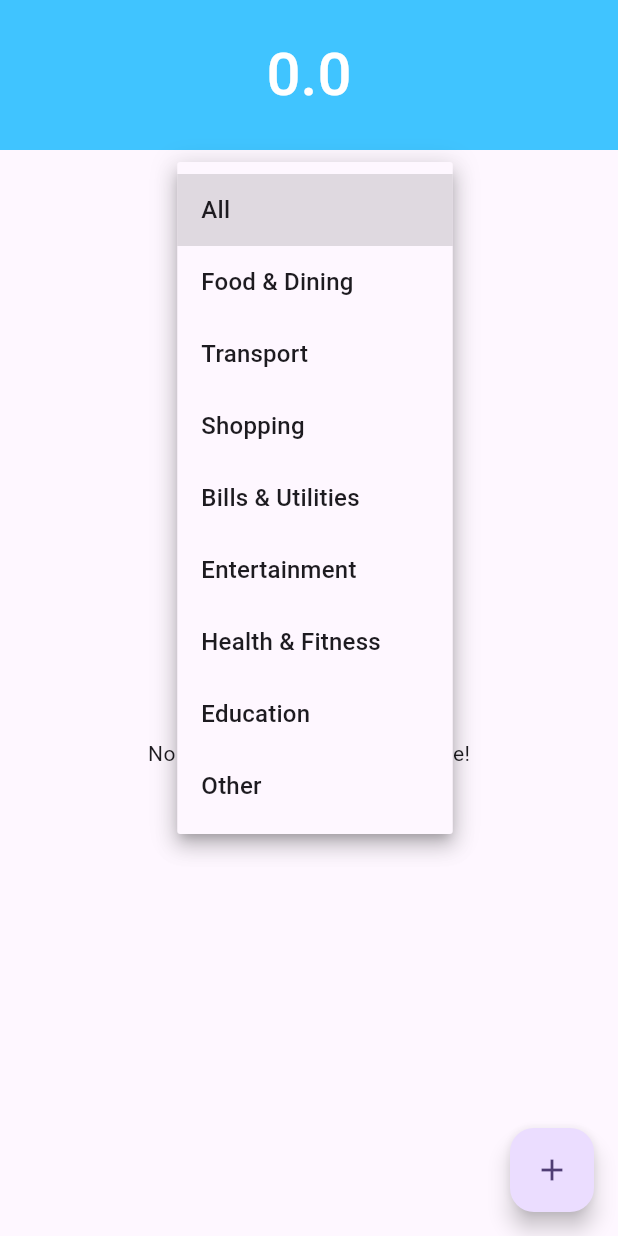
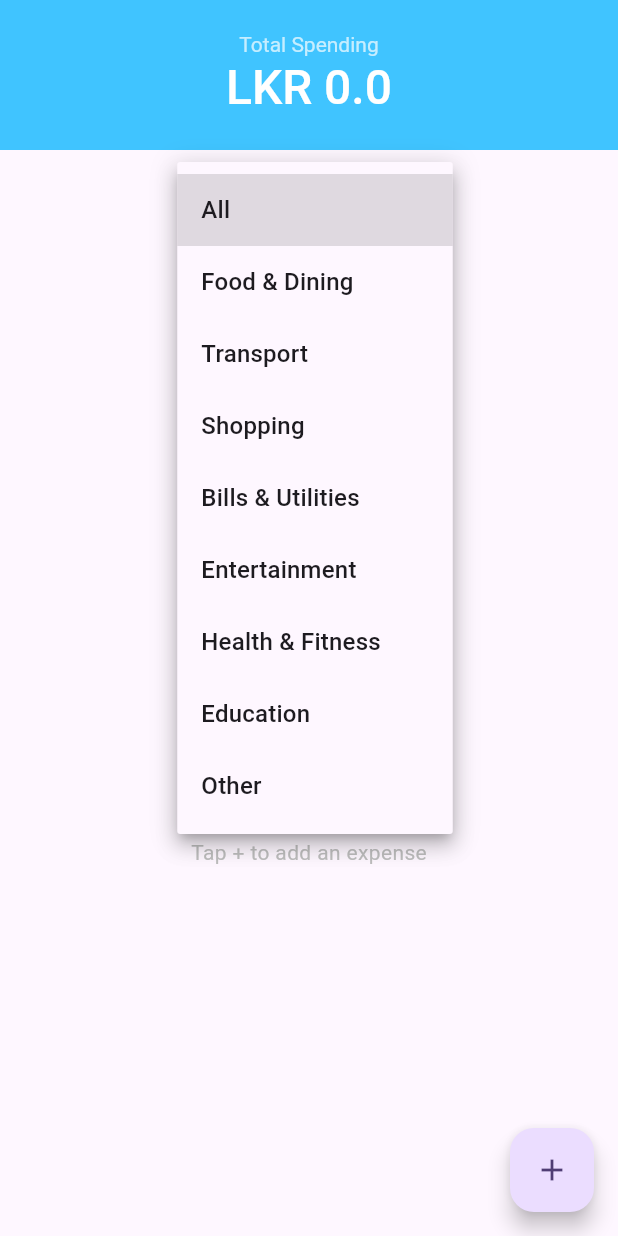
Before and after one commit to ATM-Codes/Personal-Finance-Tracker, a Flutter app: the screen it shows after launch, after a tap on "All", on a phone screen of 412 x 824 dp. Run offline on Flutter 3.47's test engine with Material 3 defaults, Android fonts, the phone set to English and light mode, and no system bars; our stand-ins replace sqflite; accounts and stored records are empty.

Commit message:
refactor: improved UI and clean up code

```diff
--- a/lib/screens/home_screen.dart
+++ b/lib/screens/home_screen.dart
@@ -1,12 +1,9 @@
-import 'dart:ffi';
-
 import 'package:flutter/material.dart';
 import 'package:personal_finance_tracker/models/category.dart';
 import 'package:personal_finance_tracker/services/database_helper.dart';
 import 'package:personal_finance_tracker/models/expense.dart';
 import 'package:personal_finance_tracker/screens/add_expense_screen.dart';
 import 'package:personal_finance_tracker/utils/date_formatter.dart';
-import 'dart:math';
 
 class HomeScreen extends StatefulWidget {
   const HomeScreen({super.key});
@@ -30,7 +27,7 @@ class _HomeScreenState extends State<HomeScreen> {
   List<Expense> _expenses = [];
   List<Category> _categories = [];
   double _totalSpending = 0.0;
-  int? _selectedCategoryId = null;
+  final int? _selectedCategoryId = null;
 
   @override
   void initState() {
@@ -69,17 +66,6 @@ class _HomeScreenState extends State<HomeScreen> {
   }
 
   void dropdownCallback(int? selectedValue) async {
-    setState(() {
-      _selectedCategoryId = selectedValue;
-      if (_selectedCategoryId != null) {
-        final selectedCategory = _categories.firstWhere(
-          (cat) => cat.id == _selectedCategoryId,
-          orElse: () => throw Exception("Category not found"),
-        );
-        //print("Selected Category: ${selectedCategory.name}");
-      }
-    });
-
     final filteredExpenses = await _getFilteredExpenses(selectedValue);
     final filteredTotal = await _getTotalOfExpenses(selectedValue);
 
@@ -100,18 +86,18 @@ class _HomeScreenState extends State<HomeScreen> {
 
   Future<double> _getTotalOfExpenses(int? id) async {
     double sum = 0.0;
-    var tempExpenses;
+    List<Expense> tempExpenses;
     if (id == null) {
       tempExpenses = await DatabaseHelper.instance.getAllExpenses();
       for (var expense in tempExpenses) {
         sum += expense.amount;
-        print(sum.toString());
+        //print(sum.toString());
       }
     } else {
       tempExpenses = await DatabaseHelper.instance.getAllExpensesByCategory(id);
       for (var expense in tempExpenses) {
         sum += expense.amount;
-        print(sum.toString());
+        //print(sum.toString());
       }
     }
     return sum;
@@ -122,13 +108,25 @@ class _HomeScreenState extends State<HomeScreen> {
     return Scaffold(
       appBar: AppBar(
         toolbarHeight: 100,
-        title: Text(
-          _totalSpending.toString(),
-          style: TextStyle(
-            fontSize: 40,
-            color: Colors.white,
-            fontWeight: FontWeight.w500,
-          ),
+        title: Column(
+          children: [
+            Text(
+              _selectedCategoryId == null ? "Total Spending" : 'Category Total',
+              style: TextStyle(
+                fontSize: 14,
+                color: Colors.white70,
+                fontWeight: FontWeight.w400,
+              ),
+            ),
+            Text(
+              "LKR ${_totalSpending.toString()}",
+              style: TextStyle(
+                fontSize: 32,
+                color: Colors.white,
+                fontWeight: FontWeight.w500,
+              ),
+            ),
+          ],
         ),
         centerTitle: true,
         backgroundColor: Colors.lightBlueAccent,
@@ -150,7 +148,7 @@ class _HomeScreenState extends State<HomeScreen> {
                         value: category.id,
                         child: Text(category.name),
                       );
-                    }).toList(),
+                    }),
                   ],
                   value: _selectedCategoryId,
                   onChanged: dropdownCallback,
@@ -161,7 +159,37 @@ class _HomeScreenState extends State<HomeScreen> {
           Expanded(
             child:
                 _expenses.isEmpty
-                    ? Center(child: Text("No expenses added yet. Add one!"))
+                    ? Center(
+                      child: Column(
+                        mainAxisAlignment: MainAxisAlignment.center,
+                        children: [
+                          Icon(
+                            Icons.receipt_long,
+                            size: 80,
+                            color: Colors.grey[300],
+                          ),
+                          SizedBox(height: 16),
+                          Text(
+                            _selectedCategoryId == null
+                                ? "No expenses yet"
+                                : "No expenses in this category",
+                            style: TextStyle(
+                              fontSize: 20,
+                              color: Colors.grey[600],
+                              fontWeight: FontWeight.w500,
+                            ),
+                          ),
+                          SizedBox(height: 8),
+                          Text(
+                            "Tap + to add an expense",
+                            style: TextStyle(
+                              fontSize: 14,
+                              color: Colors.grey[400],
+                            ),
+                          ),
+                        ],
+                      ),
+                    )
                     : ListView.builder(
                       itemCount: _expenses.length,
                       itemBuilder: (context, index) {
```
